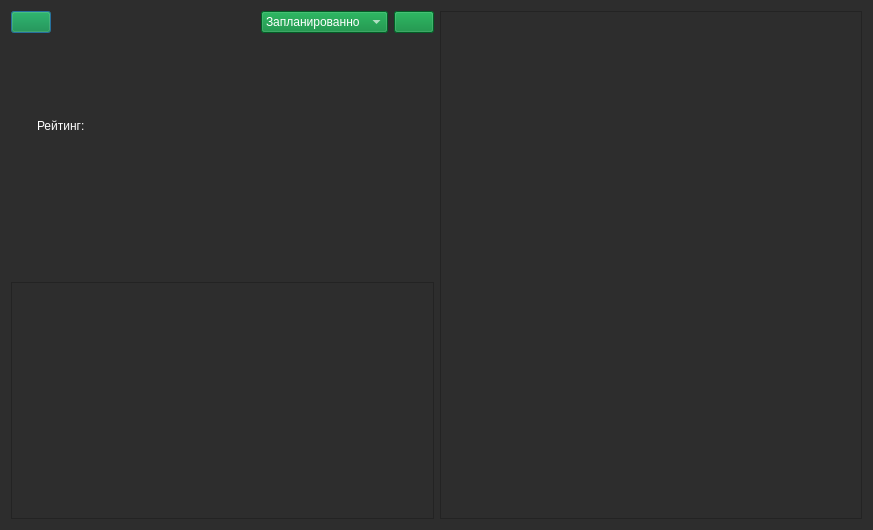
First picture: the form in desu_info.ui, repository brandonzorn/Nlight, before the edit.
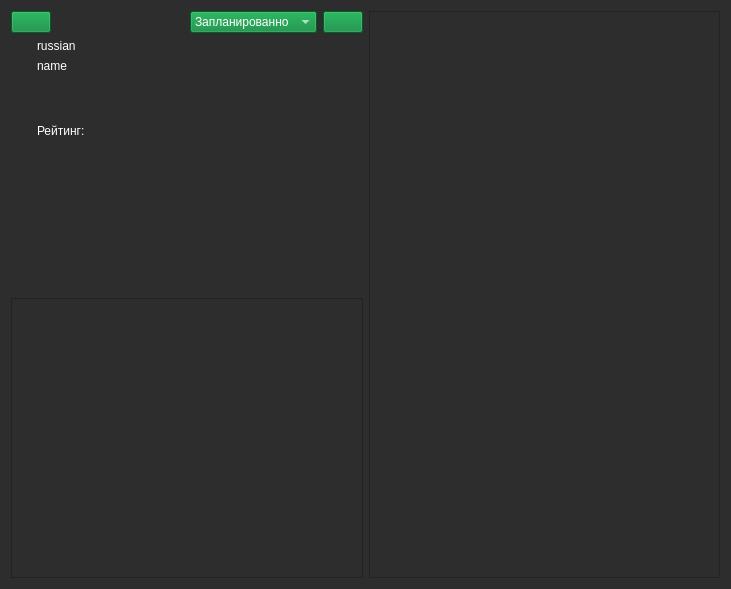
Second picture: the form after the edit. Icons and pictures are not drawn.

```diff
--- a/desu_info.ui
+++ b/desu_info.ui
@@ -1,214 +1,15 @@
 <?xml version="1.0" encoding="UTF-8"?>
 <ui version="4.0">
- <class>Dialog</class>
- <widget class="QDialog" name="Dialog">
+ <class>Form</class>
+ <widget class="QWidget" name="Form">
   <property name="geometry">
    <rect>
     <x>0</x>
     <y>0</y>
-    <width>873</width>
-    <height>530</height>
+    <width>731</width>
+    <height>589</height>
    </rect>
   </property>
-  <property name="palette">
-   <palette>
-    <active>
-     <colorrole role="WindowText">
-      <brush brushstyle="SolidPattern">
-       <color alpha="255">
-        <red>255</red>
-        <green>255</green>
-        <blue>255</blue>
-       </color>
-      </brush>
-     </colorrole>
-     <colorrole role="Button">
-      <brush brushstyle="SolidPattern">
-       <color alpha="255">
-        <red>45</red>
-        <green>45</green>
-        <blue>45</blue>
-       </color>
-      </brush>
-     </colorrole>
-     <colorrole role="Text">
-      <brush brushstyle="SolidPattern">
-       <color alpha="255">
-        <red>255</red>
-        <green>255</green>
-        <blue>255</blue>
-       </color>
-      </brush>
-     </colorrole>
-     <colorrole role="ButtonText">
-      <brush brushstyle="SolidPattern">
-       <color alpha="255">
-        <red>255</red>
-        <green>255</green>
-        <blue>255</blue>
-       </color>
-      </brush>
-     </colorrole>
-     <colorrole role="Base">
-      <brush brushstyle="SolidPattern">
-       <color alpha="255">
-        <red>45</red>
-        <green>45</green>
-        <blue>45</blue>
-       </color>
-      </brush>
-     </colorrole>
-     <colorrole role="Window">
-      <brush brushstyle="SolidPattern">
-       <color alpha="255">
-        <red>45</red>
-        <green>45</green>
-        <blue>45</blue>
-       </color>
-      </brush>
-     </colorrole>
-     <colorrole role="PlaceholderText">
-      <brush brushstyle="SolidPattern">
-       <color alpha="255">
-        <red>255</red>
-        <green>255</green>
-        <blue>255</blue>
-       </color>
-      </brush>
-     </colorrole>
-    </active>
-    <inactive>
-     <colorrole role="WindowText">
-      <brush brushstyle="SolidPattern">
-       <color alpha="255">
-        <red>255</red>
-        <green>255</green>
-        <blue>255</blue>
-       </color>
-      </brush>
-     </colorrole>
-     <colorrole role="Button">
-      <brush brushstyle="SolidPattern">
-       <color alpha="255">
-        <red>45</red>
-        <green>45</green>
-        <blue>45</blue>
-       </color>
-      </brush>
-     </colorrole>
-     <colorrole role="Text">
-      <brush brushstyle="SolidPattern">
-       <color alpha="255">
-        <red>255</red>
-        <green>255</green>
-        <blue>255</blue>
-       </color>
-      </brush>
-     </colorrole>
-     <colorrole role="ButtonText">
-      <brush brushstyle="SolidPattern">
-       <color alpha="255">
-        <red>255</red>
-        <green>255</green>
-        <blue>255</blue>
-       </color>
-      </brush>
-     </colorrole>
-     <colorrole role="Base">
-      <brush brushstyle="SolidPattern">
-       <color alpha="255">
-        <red>45</red>
-        <green>45</green>
-        <blue>45</blue>
-       </color>
-      </brush>
-     </colorrole>
-     <colorrole role="Window">
-      <brush brushstyle="SolidPattern">
-       <color alpha="255">
-        <red>45</red>
-        <green>45</green>
-        <blue>45</blue>
-       </color>
-      </brush>
-     </colorrole>
-     <colorrole role="PlaceholderText">
-      <brush brushstyle="SolidPattern">
-       <color alpha="255">
-        <red>255</red>
-        <green>255</green>
-        <blue>255</blue>
-       </color>
-      </brush>
-     </colorrole>
-    </inactive>
-    <disabled>
-     <colorrole role="WindowText">
-      <brush brushstyle="SolidPattern">
-       <color alpha="255">
-        <red>255</red>
-        <green>255</green>
-        <blue>255</blue>
-       </color>
-      </brush>
-     </colorrole>
-     <colorrole role="Button">
-      <brush brushstyle="SolidPattern">
-       <color alpha="255">
-        <red>45</red>
-        <green>45</green>
-        <blue>45</blue>
-       </color>
-      </brush>
-     </colorrole>
-     <colorrole role="Text">
-      <brush brushstyle="SolidPattern">
-       <color alpha="255">
-        <red>255</red>
-        <green>255</green>
-        <blue>255</blue>
-       </color>
-      </brush>
-     </colorrole>
-     <colorrole role="ButtonText">
-      <brush brushstyle="SolidPattern">
-       <color alpha="255">
-        <red>255</red>
-        <green>255</green>
-        <blue>255</blue>
-       </color>
-      </brush>
-     </colorrole>
-     <colorrole role="Base">
-      <brush brushstyle="SolidPattern">
-       <color alpha="255">
-        <red>45</red>
-        <green>45</green>
-        <blue>45</blue>
-       </color>
-      </brush>
-     </colorrole>
-     <colorrole role="Window">
-      <brush brushstyle="SolidPattern">
-       <color alpha="255">
-        <red>45</red>
-        <green>45</green>
-        <blue>45</blue>
-       </color>
-      </brush>
-     </colorrole>
-     <colorrole role="PlaceholderText">
-      <brush brushstyle="SolidPattern">
-       <color alpha="255">
-        <red>255</red>
-        <green>255</green>
-        <blue>255</blue>
-       </color>
-      </brush>
-     </colorrole>
-    </disabled>
-   </palette>
-  </property>
   <property name="windowTitle">
    <string>Dialog</string>
   </property>
@@ -217,11 +18,10 @@
 background-color: rgb(45, 45, 45);</string>
   </property>
   <layout class="QGridLayout" name="gridLayout_3">
-   <item row="0" column="1">
-    <widget class="QListWidget" name="chapters"/>
-   </item>
    <item row="0" column="0">
-    <layout class="QVBoxLayout" name="verticalLayout_3">
+    <layout class="QGridLayout" name="gridLayout">
+     <item row="0" column="0">
+      <layout class="QVBoxLayout" name="verticalLayout_2">
      <item>
       <layout class="QHBoxLayout" name="horizontalLayout">
        <item>
@@ -351,20 +151,18 @@
         </spacer>
        </item>
        <item row="0" column="1">
-        <layout class="QVBoxLayout" name="verticalLayout_2">
-         <item>
           <layout class="QVBoxLayout" name="verticalLayout">
-           <item>
-            <widget class="QLabel" name="name">
-             <property name="text">
-              <string/>
-             </property>
-            </widget>
-           </item>
            <item>
             <widget class="QLabel" name="russian">
              <property name="text">
-              <string/>
+              <string>russian</string>
+             </property>
+            </widget>
+           </item>
+           <item>
+            <widget class="QLabel" name="name">
+             <property name="text">
+              <string>name</string>
              </property>
             </widget>
            </item>
@@ -495,16 +293,15 @@
        </item>
       </layout>
      </item>
-     <item>
-      <layout class="QGridLayout" name="gridLayout">
-       <item row="0" column="0">
+     <item row="0" column="1" rowspan="2">
+      <widget class="QListWidget" name="chapters"/>
+     </item>
+     <item row="1" column="0">
         <widget class="QTextEdit" name="description">
          <property name="enabled">
           <bool>false</bool>
          </property>
         </widget>
-       </item>
-      </layout>
      </item>
     </layout>
    </item>
```
Left out of the diff: 56 changed lines with no effect on the pictures. Lines whose indentation alone changed are shown as unchanged.
